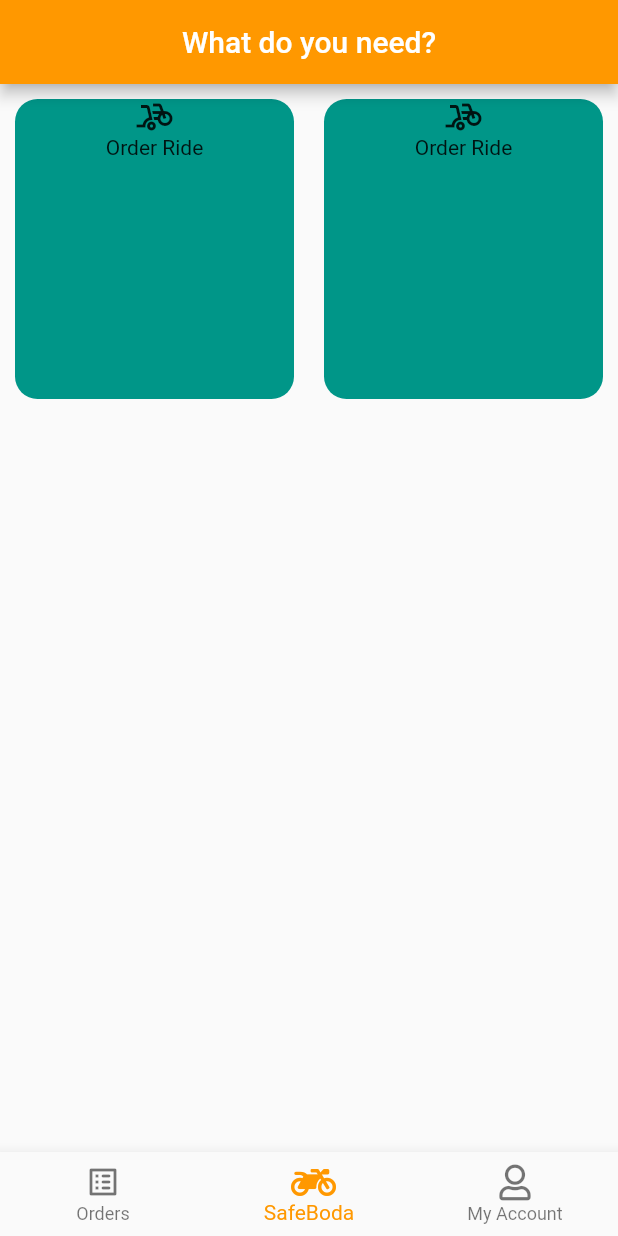
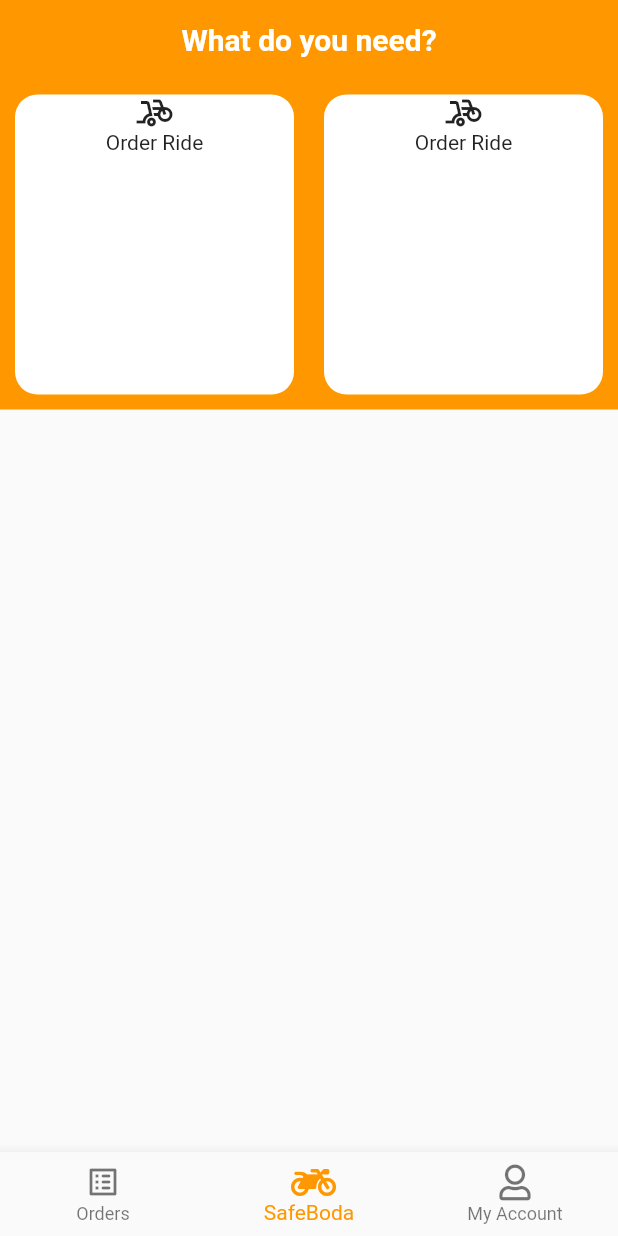
Before and after one commit to admiralsimon/SafeBoda-Clone, a Flutter app: the screen it shows after launch, on a phone screen of 412 x 824 dp. Run offline on Flutter 3.47's test engine with Material 2 defaults, Android fonts, the phone set to English and light mode, and no system bars; our stand-ins replace font_awesome_flutter.

Commit message:
small changes on homescreen

```diff
--- a/lib/screens/home_screen.dart
+++ b/lib/screens/home_screen.dart
@@ -10,16 +10,28 @@ class _HomeScreenState extends State<HomeScreen> {
   @override
   Widget build(BuildContext context) {
     return Scaffold(
-      appBar: AppBar(
-        title: Text(
+      // appBar: AppBar(
+      //   title: ,
+      //   centerTitle: true,
+      // ),
+      body: SafeArea(
+        child: SingleChildScrollView(
+          scrollDirection: Axis.vertical,
+          child: Container(
+            color: Colors.orange,
+            child: Column(
+              children: [
+                Container(
+                  margin: EdgeInsets.all(15.0),
+                  child: Text(
                     "What do you need?",
-          style: TextStyle(color: Colors.white),
+                    style: TextStyle(
+                        color: Colors.white,
+                        fontSize: 20.0,
+                        fontWeight: FontWeight.bold),
                   ),
-        centerTitle: true,
                 ),
-      body: SafeArea(
-        child: Container(
-          child: Row(
+                Row(
                   children: [
                     Expanded(
                       child: Container(
@@ -27,7 +39,7 @@ class _HomeScreenState extends State<HomeScreen> {
                         height: 200,
                         margin: EdgeInsets.all(10.0),
                         decoration: BoxDecoration(
-                    color: Colors.teal,
+                          color: Colors.white,
                           borderRadius: BorderRadius.circular(15.0),
                         ),
                         child: Column(
@@ -44,7 +56,7 @@ class _HomeScreenState extends State<HomeScreen> {
                         height: 200,
                         margin: EdgeInsets.all(10.0),
                         decoration: BoxDecoration(
-                    color: Colors.teal,
+                          color: Colors.white,
                           borderRadius: BorderRadius.circular(15.0),
                         ),
                         child: Column(
@@ -56,6 +68,9 @@ class _HomeScreenState extends State<HomeScreen> {
                       ),
                     ),
                   ],
+                )
+              ],
+            ),
           ),
         ),
       ),
--- a/lib/screens/orders_screen.dart
+++ b/lib/screens/orders_screen.dart
@@ -47,7 +47,7 @@ class OrdersScreen extends StatelessWidget {
                       Text("UGX"),
                     ],
                   ),
-                  Icon(Icons.arrow_forward_ios)
+                  Icon(Icons.arrow_forward_ios),
                 ],
               )
             ],
```
Lines whose indentation alone changed are shown as unchanged.
